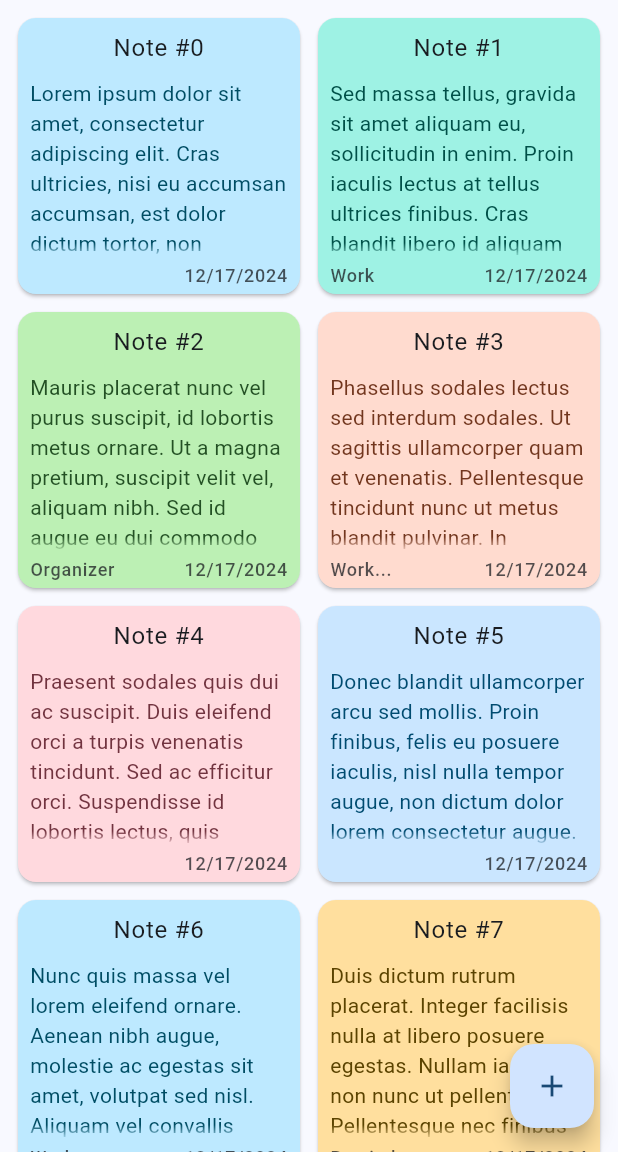
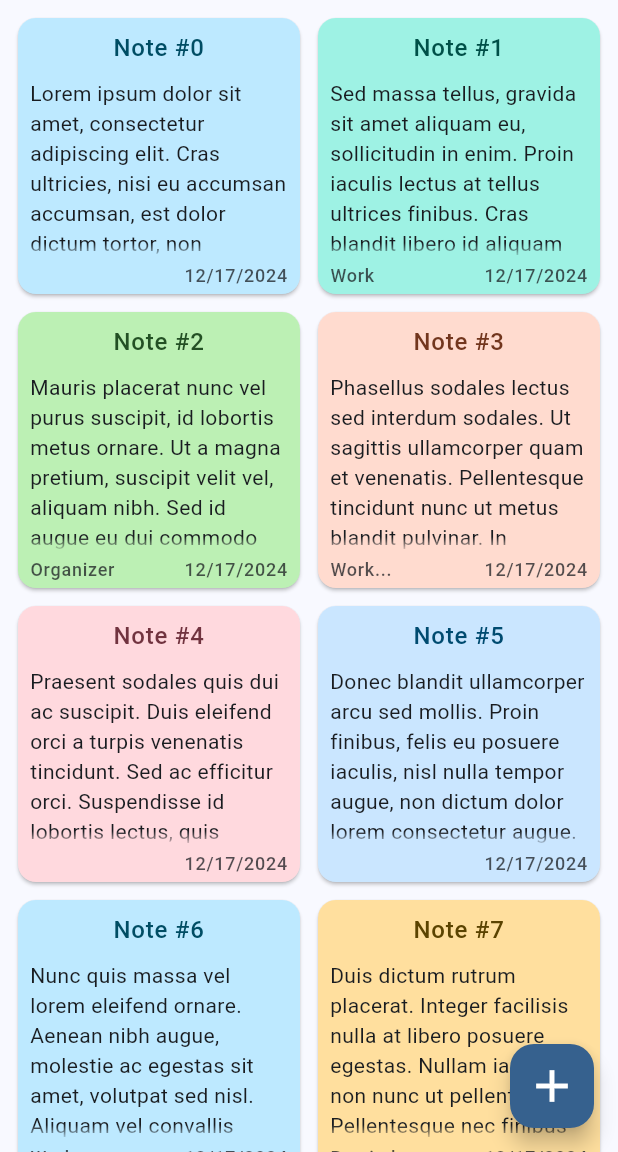
Before and after one commit to mavrophor/flip_notes, a Flutter app: the screen it shows after launch, on a phone screen of 412 x 824 dp, the part 84-1236 px from its top. Run offline on Flutter 3.47's test engine with Material 3 defaults, Android fonts, the phone set to English and light mode, and no system bars; our stand-ins replace flutter_riverpod, riverpod_annotation; generated files the repository leaves out were written again.

Commit message:
add notes view

```diff
--- a/lib/ui/grid/grid_note_item.dart
+++ b/lib/ui/grid/grid_note_item.dart
@@ -41,7 +41,10 @@ class GridNoteItem extends StatelessWidget {
                     maxLines: 1,
                     overflow: TextOverflow.ellipsis,
                     textAlign: TextAlign.center,
-                    style: Theme.of(context).textTheme.bodyLarge,
+                    style: Theme.of(context).textTheme.bodyLarge!.copyWith(
+                          fontWeight: FontWeight.w500,
+                          color: colors.onPrimaryContainer,
+                        ),
                   ),
                 ),
               ),
@@ -51,12 +54,7 @@ class GridNoteItem extends StatelessWidget {
                   maxLines: 6,
                   overflow: TextOverflow.fade,
                   textAlign: TextAlign.start,
-                  text: TextSpan(
-                    text: note.contentFront,
-                    style: Theme.of(context).textTheme.bodyMedium!.copyWith(
-                          color: colors.onPrimaryContainer,
-                        ),
-                  ),
+                  text: TextSpan(text: note.contentFront, style: Theme.of(context).textTheme.bodyMedium),
                 ),
               ),
               const Spacer(),
--- a/lib/ui/grid/grid_screen.dart
+++ b/lib/ui/grid/grid_screen.dart
@@ -1,5 +1,6 @@
 import 'package:flip_notes/data/providers/notes.dart';
 import 'package:flip_notes/ui/grid/grid_note_item.dart';
+import 'package:flip_notes/ui/note_view/note_view_screen.dart';
 import 'package:flip_notes/ui/shared_widgets/custom_error.dart';
 import 'package:flutter/material.dart';
 import 'package:flutter_riverpod/flutter_riverpod.dart';
@@ -12,9 +13,12 @@ class GridScreen extends ConsumerStatefulWidget {
 }
 
 class _GridScreenState extends ConsumerState<GridScreen> {
+  late ScrollController gridScrollcontroller = ScrollController();
+  @override
   @override
   Widget build(BuildContext context) {
     final notes = ref.watch(notesProvider);
+    final listOfIds = notes.whenOrNull(data: (data) => data.map((e) => e.id).toList());
 
     return Scaffold(
       appBar: AppBar(
@@ -24,28 +28,49 @@ class _GridScreenState extends ConsumerState<GridScreen> {
         actions: const [],
       ),
       floatingActionButton: FloatingActionButton(
-        tooltip: "Create new",
+        backgroundColor: Theme.of(context).colorScheme.primary,
+        foregroundColor: Theme.of(context).colorScheme.onPrimary,
+        heroTag: 'create',
+        tooltip: 'Create a new note',
+        // label: const Text('New note'),
+        child: const Icon(Icons.add, size: 36),
         onPressed: () {}, //TODO
-        child: const Icon(Icons.add),
       ),
       body: notes.when(
         loading: () => const Center(child: CircularProgressIndicator()),
         error: (error, _) => CustomErrorView(error.toString()),
         data: (list) {
           if (list.isNotEmpty) {
-            return GridView.builder(
+            return RefreshIndicator(
+              onRefresh: () => ref.read(notesProvider.notifier).reload(),
+              child: GridView.builder(
                 gridDelegate: const SliverGridDelegateWithMaxCrossAxisExtent(
-                maxCrossAxisExtent: 200,
+                  maxCrossAxisExtent: 384,
                   mainAxisExtent: 192,
                   mainAxisSpacing: 4,
                   crossAxisSpacing: 4,
                 ),
+                controller: gridScrollcontroller,
                 padding: const EdgeInsets.all(8),
                 itemCount: list.length,
+                physics: const AlwaysScrollableScrollPhysics(),
                 itemBuilder: (context, index) => GridNoteItem(
                   note: list[index],
-                onTap: () {}, //TODO
+                  onTap: () {
+                    Navigator.of(context).push(
+                      MaterialPageRoute(
+                        builder: (context) => NoteViewScreen(
+                          listOfNotes: list,
+                          initialIndex: index,
+                          initialTheme: getTheme(list[index].color, Theme.of(context).brightness),
+                          updateIndex: (newIndex) => gridScrollcontroller
+                              .jumpTo(newIndex * gridScrollcontroller.position.maxScrollExtent / list.length),
+                        ),
+                      ),
+                    );
+                  }, //TODO
                   onLongPress: () {}, //TODO
+                ),
               ),
             );
           }
```
Also changed, not shown: lib/ui/note_view/note_view_flip_widget.dart (added, +91 -0 lines), lib/ui/note_view/note_view_screen.dart (added, +92 -0 lines). Lines whose indentation alone changed are shown as unchanged.
